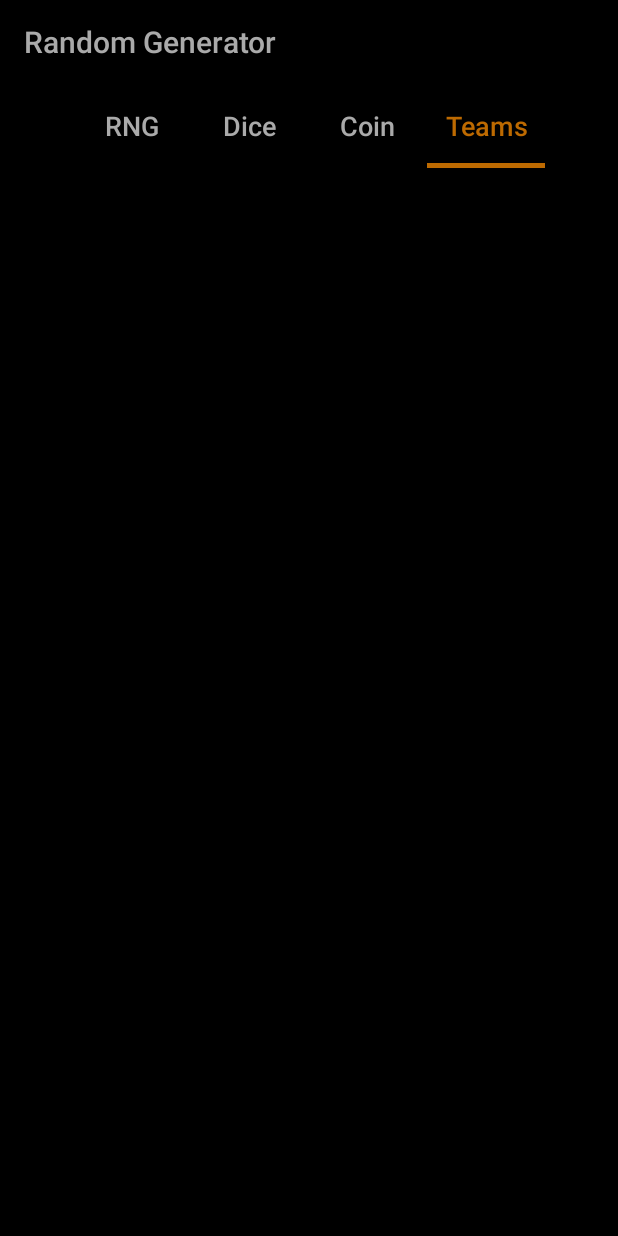
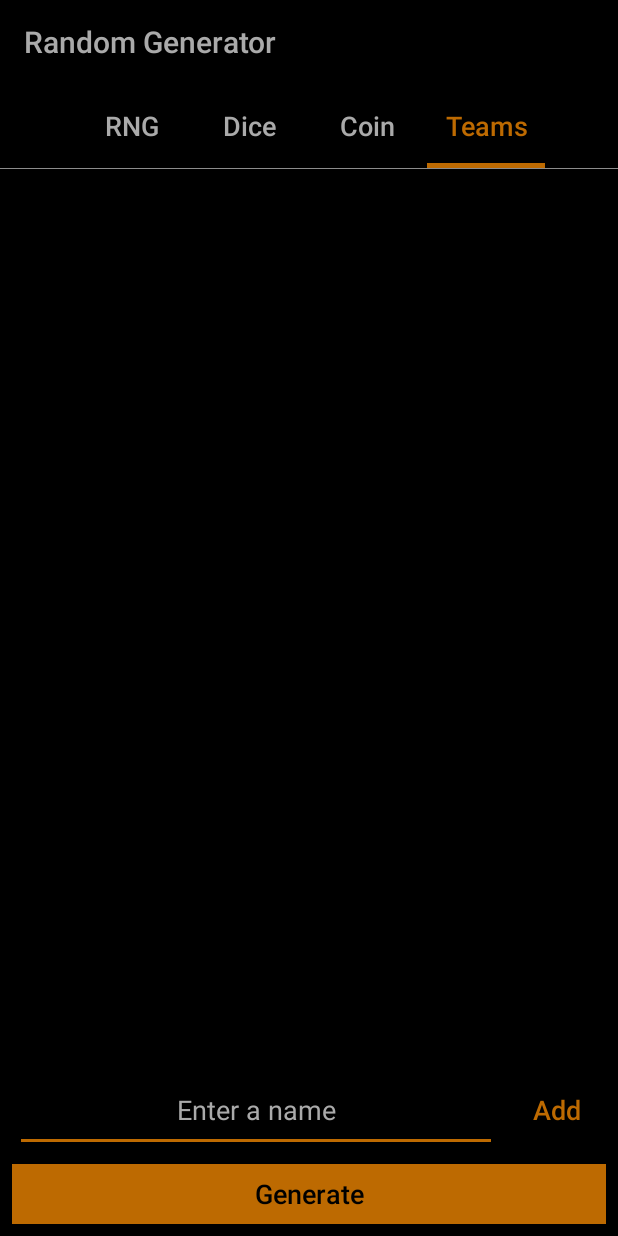
Before and after one commit to obakengneo/NumberGenerator, an Android app: the screen it shows after launch (MainActivity), tab 4 chosen, on a phone screen of 412 x 824 dp. Run offline under Robolectric (Android 15) with nearby library versions, the phone set to English and light mode, and no system bars.

Commit message:
Teams SetUp

```diff
--- a/app/build.gradle
+++ b/app/build.gradle
@@ -30,8 +30,8 @@ android {
 dependencies {
     implementation fileTree(dir: 'libs', include: ['*.jar'])
     implementation "org.jetbrains.kotlin:kotlin-stdlib-jdk7:$kotlin_version"
-    implementation 'androidx.appcompat:appcompat:1.1.0'
-    implementation 'androidx.core:core-ktx:1.2.0'
+    implementation 'androidx.appcompat:appcompat:1.2.0'
+    implementation 'androidx.core:core-ktx:1.3.1'
     implementation 'androidx.constraintlayout:constraintlayout:1.1.3'
     testImplementation 'junit:junit:4.12'
     androidTestImplementation 'androidx.test.ext:junit:1.1.1'
--- a/app/src/main/java/com/example/numbergenerator/MainActivity.kt
+++ b/app/src/main/java/com/example/numbergenerator/MainActivity.kt
@@ -26,7 +26,7 @@ class MainActivity : AppCompatActivity() {
         adapter.addFragment(RandomFragment(), "RNG")
         adapter.addFragment(DiceFragment(), "Dice")
         adapter.addFragment(CoinFragment(), "Coin")
-        adapter.addFragment(LottoFragment(), "Teams")
+        adapter.addFragment(TeamsFragment(), "Teams")
 
         viewPager.adapter = adapter
         tabs.setupWithViewPager(viewPager)
--- a/app/src/main/java/com/example/numbergenerator/LottoFragment.kt
+++ b/app/src/main/java/com/example/numbergenerator/TeamsFragment.kt
@@ -4,11 +4,11 @@ import android.os.Bundle
 import android.view.*
 import androidx.fragment.app.Fragment
 
-class LottoFragment : Fragment() {
+class TeamsFragment : Fragment() {
 
     override fun onCreateView(inflater: LayoutInflater, container: ViewGroup?, savedInstanceState: Bundle?): View? {
 
-        return inflater.inflate(R.layout.lotto_fragment, container, false)
+        return inflater.inflate(R.layout.teams_fragment, container, false)
     }
 
     override fun onCreate(savedInstanceState: Bundle?) {
--- /dev/null
+++ b/app/src/main/res/drawable/shadow.xml
@@ -0,0 +1,4 @@
+<?xml version="1.0" encoding="utf-8"?>
+<shape xmlns:android="http://schemas.android.com/apk/res/android" android:shape="rectangle">
+    <solid android:color="#8C8C8C"/>
+</shape>
--- a/app/src/main/res/layout/lotto_fragment.xml
+++ /dev/null
@@ -1,10 +0,0 @@
-<?xml version="1.0" encoding="utf-8"?>
-<LinearLayout xmlns:android="http://schemas.android.com/apk/res/android"
-    android:layout_width="match_parent"
-    android:layout_height="match_parent"
-    android:background="@android:color/black"
-    android:orientation="vertical"
-    xmlns:app="http://schemas.android.com/apk/res-auto">
-
-
-</LinearLayout>
--- /dev/null
+++ b/app/src/main/res/layout/teams_fragment.xml
@@ -0,0 +1,98 @@
+<?xml version="1.0" encoding="utf-8"?>
+<LinearLayout xmlns:android="http://schemas.android.com/apk/res/android"
+    android:layout_width="match_parent"
+    android:layout_height="match_parent"
+    android:background="@android:color/black"
+    android:orientation="vertical"
+    xmlns:app="http://schemas.android.com/apk/res-auto">
+
+    <RelativeLayout
+        android:layout_width="match_parent"
+        android:layout_height="match_parent"
+        android:paddingTop="0.2dp"
+        android:background="@drawable/shadow">
+
+        <RelativeLayout
+            android:layout_width="match_parent"
+            android:background="@android:color/black"
+            android:layout_height="match_parent">
+
+            <LinearLayout
+                android:layout_width="match_parent"
+                android:layout_height="match_parent"
+                android:orientation="vertical">
+
+                <TextView
+                    android:scrollbars = "none"
+                    android:id="@+id/txtDisplayMystery"
+                    android:layout_width="match_parent"
+                    android:layout_height="0dp"
+                    android:layout_marginTop="10dp"
+                    android:layout_marginStart="10dp"
+                    android:layout_marginEnd="10dp"
+                    android:gravity="center"
+                    android:layout_weight="1"
+                    android:scrollbarAlwaysDrawVerticalTrack="false"
+                    android:textColor="@color/backgroundColor"
+                    android:textSize="19sp">
+                </TextView>
+
+                <LinearLayout
+                    android:layout_width="match_parent"
+                    android:layout_height="?attr/actionBarSize"
+                    android:layout_gravity="center"
+                    android:gravity="center"
+                    android:orientation="horizontal"
+                    android:background="@android:color/black">
+
+                    <EditText
+                        android:id="@+id/edtName"
+                        android:layout_width="0dp"
+                        android:layout_height="match_parent"
+                        android:textColor="@android:color/darker_gray"
+                        android:textColorHint="@android:color/darker_gray"
+                        android:hint="@string/enter_a_name"
+                        android:layout_marginLeft="10dp"
+                        android:textColorHighlight="@color/colorPrimary"
+                        android:layout_weight="4"
+                        android:gravity="center"
+                        android:layout_marginStart="10dp" />
+
+                    <Button
+                        android:id="@+id/btnAdd"
+                        android:layout_width="0dp"
+                        android:layout_height="match_parent"
+                        android:background="@android:color/transparent"
+                        android:textColor="@color/colorPrimary"
+                        android:textSize="18sp"
+                        android:layout_weight="1"
+                        android:textAllCaps="false"
+                        android:gravity="center"
+                        android:text="@string/add" />
+                </LinearLayout>
+
+                <LinearLayout
+                    android:layout_width="match_parent"
+                    android:layout_height="?attr/actionBarSize"
+                    android:layout_gravity="center"
+                    android:gravity="center"
+                    android:orientation="horizontal"
+                    android:background="@android:color/black">
+
+                    <Button
+                        android:id="@+id/btnEnter"
+                        android:layout_width="0dp"
+                        android:layout_height="match_parent"
+                        android:layout_margin="8dp"
+                        android:background="@color/colorPrimaryDark"
+                        android:textColor="@android:color/black"
+                        android:textSize="18sp"
+                        android:layout_weight="1"
+                        android:textAllCaps="false"
+                        android:gravity="center"
+                        android:text="@string/generate" />
+                </LinearLayout>
+            </LinearLayout>
+        </RelativeLayout>
+    </RelativeLayout>
+</LinearLayout>
--- a/app/src/main/res/navigation/fragment_navigation.xml
+++ b/app/src/main/res/navigation/fragment_navigation.xml
@@ -1,13 +1,9 @@
 <?xml version="1.0" encoding="utf-8"?>
 <navigation xmlns:android="http://schemas.android.com/apk/res/android"
-    xmlns:app="http://schemas.android.com/apk/res-auto" android:id="@+id/fragment_navigation" app:startDestination="@+id/passwordFragment">
+    xmlns:app="http://schemas.android.com/apk/res-auto" android:id="@+id/fragment_navigation">
 
     <fragment android:id="@+id/randomFragment" android:name="com.example.numbergenerator.RandomFragment"
         android:label="Random">
-    </fragment>
-
-    <fragment android:id="@+id/passwordFragment" android:name="com.example.numbergenerator.PasswordFragment"
-        android:label="Password">
     </fragment>
 
     <fragment android:id="@+id/diceFragment" android:name="com.example.numbergenerator.DiceFragment"
@@ -18,7 +14,7 @@
         android:label="Coin">
     </fragment>
 
-    <fragment android:id="@+id/lottoFragment" android:name="com.example.numbergenerator.LottoFragment"
+    <fragment android:id="@+id/lottoFragment" android:name="com.example.numbergenerator.TeamsFragment"
         android:label="Lotto">
     </fragment>
 
--- a/app/src/main/res/values/colors.xml
+++ b/app/src/main/res/values/colors.xml
@@ -4,4 +4,5 @@
     <color name="colorPrimaryDark">#BD6A01</color>
     <color name="colorAccent">#BD6A01</color>
     <color name="backgroundColor">#3A3A3A</color>
+    <color name="black">#020202</color>
 </resources>
--- a/app/src/main/res/values/strings.xml
+++ b/app/src/main/res/values/strings.xml
@@ -12,4 +12,6 @@
     <string name="dice_roller">Dice Roller</string>
     <string name="how_many_dice_are_you_rolling">How many dice are you rolling?</string>
     <string name="roll">Roll</string>
+    <string name="add">Add</string>
+    <string name="enter_a_name">Enter a name</string>
 </resources>
```
